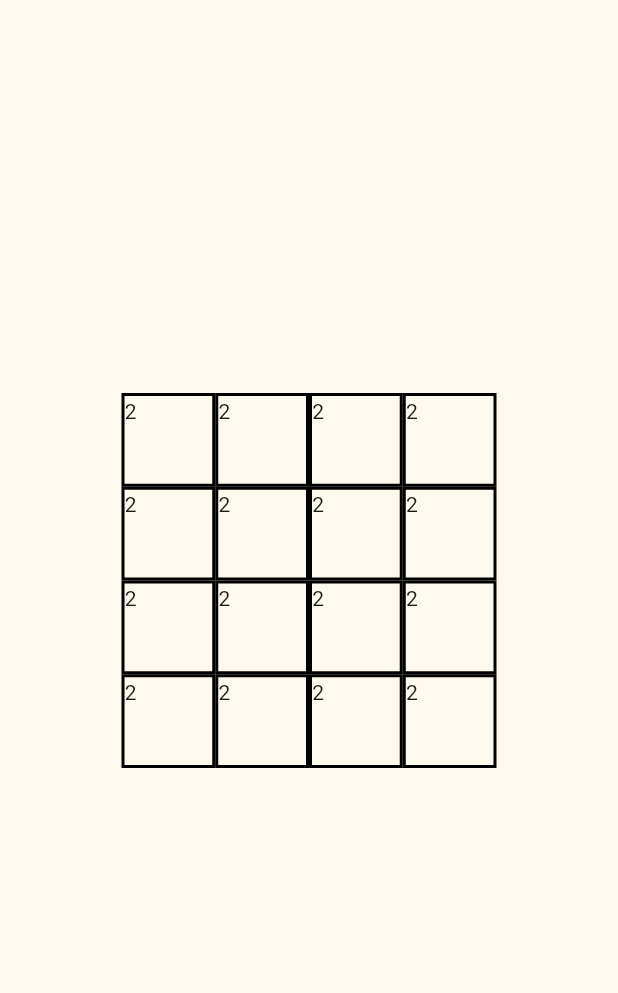
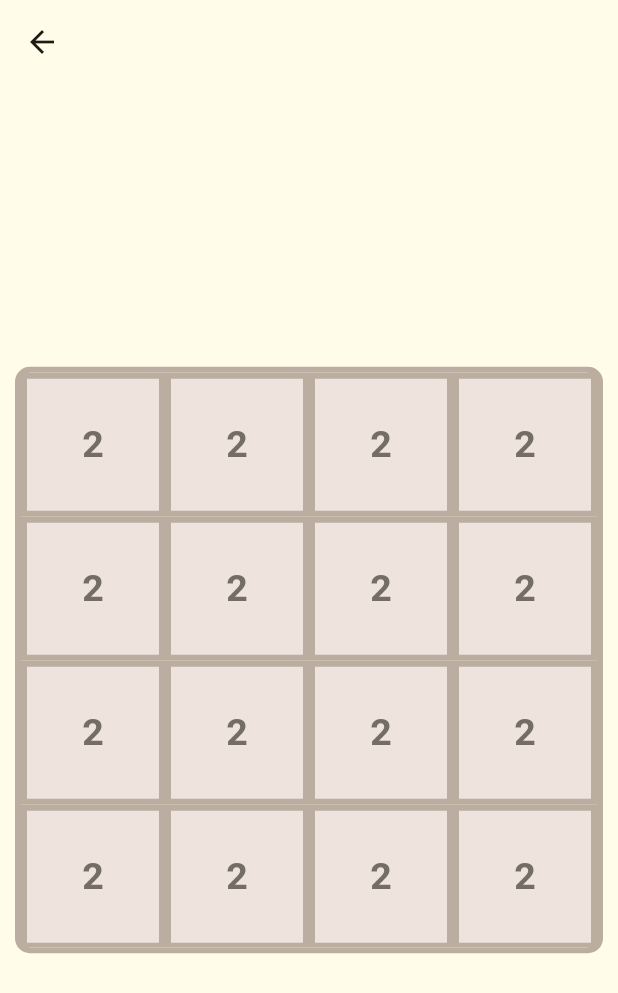
Before and after one commit to Hatim-Mustafa/2048Game, a Flutter app: the screen it shows after launch, after a tap on "START GAME", on a phone screen of 412 x 824 dp. Shown: the top 993 px of the screen. Run offline on Flutter 3.47's test engine with Material 3 defaults, Android fonts, the light colour scheme and no system bars.

Commit message:
Grid Placement Done

```diff
--- a/lib/game_view.dart
+++ b/lib/game_view.dart
@@ -11,26 +11,55 @@ class _GameViewState extends State<GameView> {
   @override
   Widget build(BuildContext context) {
     return Scaffold(
+      appBar: AppBar(
+        title: const Text(""),
+        backgroundColor: const Color.fromARGB(255, 255, 252, 233),
+      ),
       body: Center(
         child: SizedBox(
-          width: 250,
-          height: 300,
+          width: MediaQuery.of(context).size.width - 20,
+          height: MediaQuery.of(context).size.width - 21,
+          child: Container(
+            child: Align(
+              alignment: Alignment.topCenter,
               child: GridView.count(
                 crossAxisCount: 4,
+                physics: NeverScrollableScrollPhysics(),
+                shrinkWrap: true,
                 children: List.generate(16, (index) {
                   return Container(
-                child: Text("2"),
+                    child: Center(
+                      child: Text(
+                        "2",
+                        style: TextStyle(
+                          fontSize: 25,
+                          fontWeight: FontWeight.bold,
+                          color: Color.fromRGBO(0x74, 0x6D, 0x63, 1),
+                        ),
+                      ),
+                    ),
                     decoration: BoxDecoration(
                       border: Border.all(
-                    color: Colors.black,
-                    width: 2,
+                        color: const Color.fromRGBO(0xBB, 0xAD, 0xA0, 1),
+                        width: 4,
                       ),
+                      color: Color.fromRGBO(0xEE, 0xE3, 0xDD, 1),
                     ),
                   ); // Your tile widget
                 }),
               ),
             ),
+            decoration: BoxDecoration(
+              border: Border.all(
+                color: const Color.fromRGBO(187, 173, 160, 1),
+                width: 4,
               ),
+              borderRadius: BorderRadius.circular(10),
+            ),
+          ),
+        ),
+      ),
+      backgroundColor: const Color.fromARGB(255, 255, 252, 233),
     );
   }
 }
--- a/lib/main.dart
+++ b/lib/main.dart
@@ -1,6 +1,6 @@
 import 'package:flutter/material.dart';
 import 'package:game2048/game_view.dart';
-import 'package:game2048/routes.dart';
+import 'package:game2048/constants/routes.dart';
 
 void main() {
   runApp(
@@ -30,7 +30,7 @@
   Widget build(BuildContext context) {
     return Scaffold(
       // appBar: AppBar(
-      //   title: const Text("2048"),
+      //   title: const Text(""),
       //   backgroundColor: const Color.fromARGB(255, 255, 252, 233),
       // ),
       body: Center(
@@ -38,7 +38,19 @@
           mainAxisSize: MainAxisSize.min,
           children: [
             SizedBox(
+              width: 250,
+              child: Column(
+                children: [
+                  SizedBox(
                     width: 200,
+                    child: Image.asset("assets/preview_image.png"),
+                  ),
+                  SizedBox(
+                    height: 50,
+                  ),
+                  SizedBox(
+                    width: 250,
+                    height: 50,
                     child: TextButton(
                       onPressed: () async {
                         Navigator.of(context).pushNamed(GameRoute);
@@ -52,8 +64,11 @@
                       ),
                       child: const Text(
                         'START GAME',
-                  style: TextStyle(fontSize: 18),
+                        style: TextStyle(fontSize: 20),
                       ),
+                    ),
+                  ),
+                ],
               ),
             ),
           ],
--- a/pubspec.yaml
+++ b/pubspec.yaml
@@ -52,6 +52,8 @@ dev_dependencies:
 
 # The following section is specific to Flutter packages.
 flutter:
+  assets:
+    - assets/preview_image.png
 
   # The following line ensures that the Material Icons font is
   # included with your application, so that you can use the icons in
```
Also changed, not shown: assets/preview_image.png (added), lib/constants/routes.dart (renamed from lib/routes.dart). Lines whose indentation alone changed are shown as unchanged.
